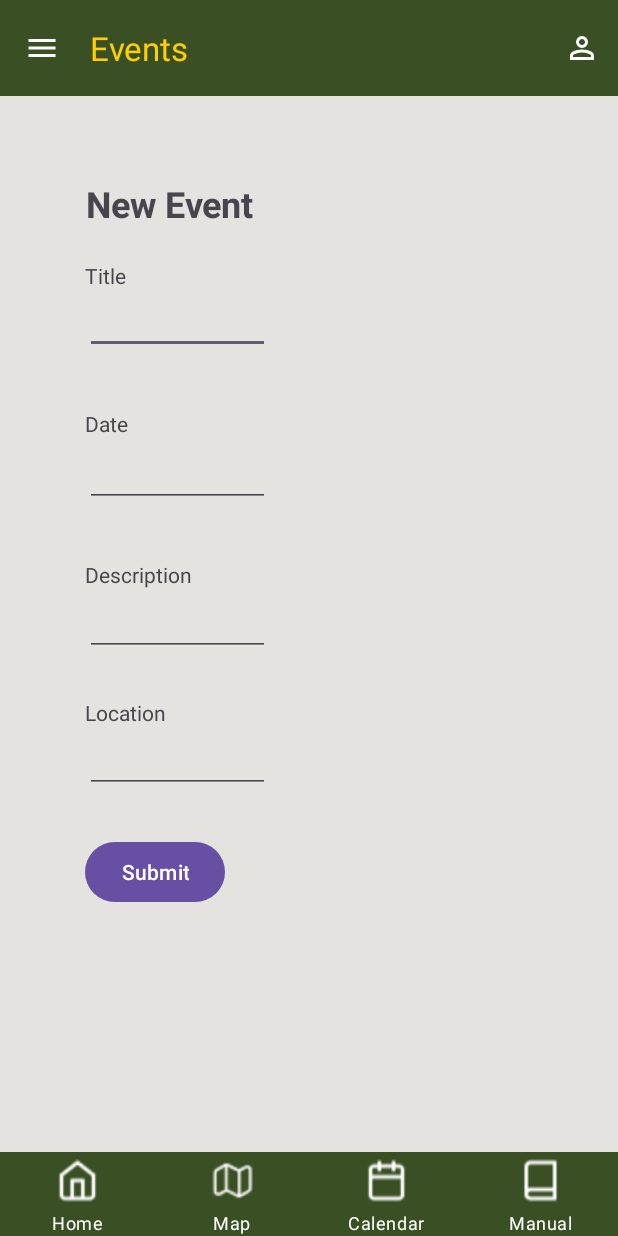
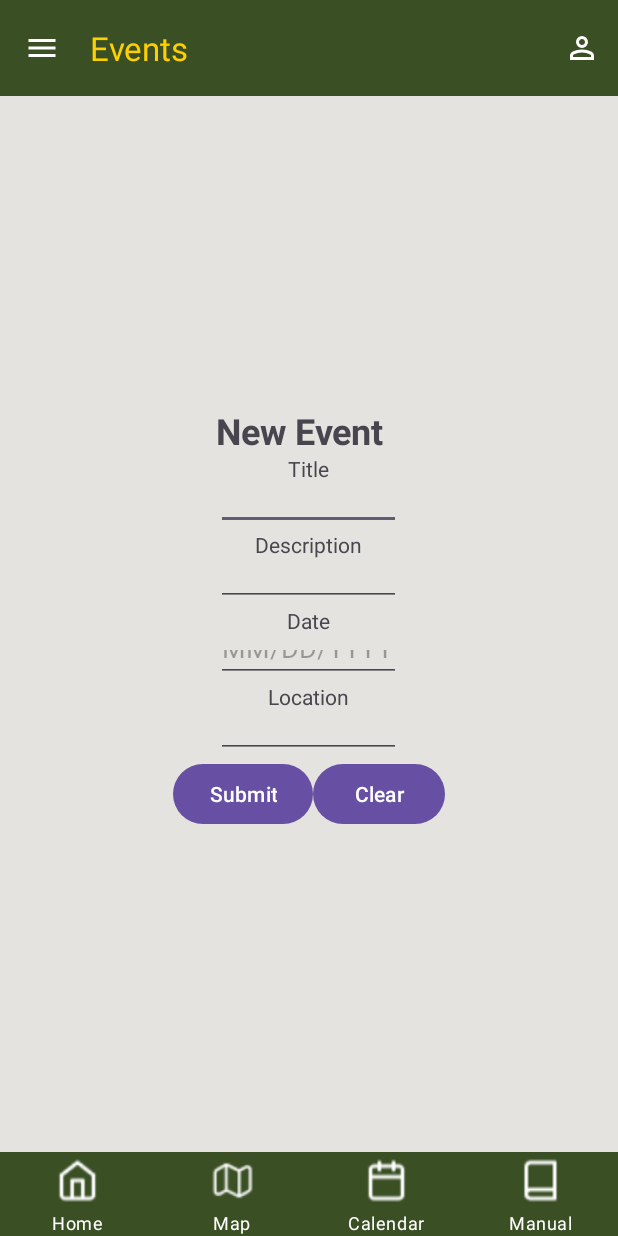
Before and after one commit to Soljira/Student-Handbook-App, an Android app built with Jetpack Compose: the AddUserEvent screen opened directly, with no data from a screen before it, on a phone screen of 412 x 824 dp. Run offline under Robolectric (Android 15) with nearby library versions, the phone set to English and light mode, and no system bars; our stand-ins replace Firebase (no records; nobody signed in at launch, a user with empty details on screens opened directly).

Commit message:
Add clear button for AddUserEvent

```diff
--- a/app/src/main/java/com/example/studenthandbookapp/event/AddUserEvent.kt
+++ b/app/src/main/java/com/example/studenthandbookapp/event/AddUserEvent.kt
@@ -1,6 +1,8 @@
 package com.example.studenthandbookapp.event
 
 import android.os.Bundle
+import android.widget.Button
+import android.widget.EditText
 import androidx.activity.enableEdgeToEdge
 import androidx.appcompat.app.AppCompatActivity
 import androidx.drawerlayout.widget.DrawerLayout
@@ -28,6 +30,20 @@ class AddUserEvent : AppCompatActivity() {
         enableEdgeToEdge()
         setContentView(R.layout.activity_add_user_event)
         initializeNavigationStuff()
+
+        val btnClear = findViewById<Button>(R.id.clearBtn)
+
+        btnClear.setOnClickListener {
+            val titleEditText = findViewById<EditText>(R.id.title)
+            val descriptionEditText = findViewById<EditText>(R.id.eventDesc)
+            val dateEditText = findViewById<EditText>(R.id.addDate)
+            val locationEditText = findViewById<EditText>(R.id.location)
+
+            titleEditText.text.clear()
+            descriptionEditText.text.clear()
+            dateEditText.text.clear()
+            locationEditText.text.clear()
+        }
 
         // TODO: Bale gagawin mo, kukunin mo ng laman ng mga text sa lahat ng edittext
         // TODO: Gumawa na ako ng script para i-add na sa firestore ung entered data. palitan mo nalng ung ipopoint ko
--- a/app/src/main/res/layout/activity_add_user_event.xml
+++ b/app/src/main/res/layout/activity_add_user_event.xml
@@ -32,125 +32,93 @@
             app:titleTextColor="@color/phinmaYellow" />
         <!--      ^^^  FORBIDDEN ZONE^^^^^-->
 
+        <LinearLayout
+            android:layout_width="match_parent"
+            android:layout_height="wrap_content"
+            android:orientation="vertical"
+            android:gravity="center"
+            app:layout_constraintBottom_toBottomOf="parent"
+            app:layout_constraintEnd_toEndOf="parent"
+            app:layout_constraintHorizontal_bias="0.5"
+            app:layout_constraintStart_toStartOf="parent"
+            app:layout_constraintTop_toTopOf="parent"
+            app:layout_constraintVertical_bias="0.5">
+
             <TextView
                 android:id="@+id/textView3"
                 android:layout_width="124dp"
                 android:layout_height="32dp"
                 android:text="New Event"
                 android:textSize="24sp"
-            android:textStyle="bold"
-            app:layout_constraintBottom_toBottomOf="parent"
-            app:layout_constraintEnd_toEndOf="parent"
-            app:layout_constraintHorizontal_bias="0.198"
-            app:layout_constraintStart_toStartOf="parent"
-            app:layout_constraintTop_toTopOf="parent"
-            app:layout_constraintVertical_bias="0.151" />
+                android:textStyle="bold"/>
 
             <TextView
-            android:id="@+id/title"
                 android:layout_width="wrap_content"
                 android:layout_height="wrap_content"
-            android:text="Title"
-            app:layout_constraintBottom_toBottomOf="parent"
-            app:layout_constraintEnd_toEndOf="parent"
-            app:layout_constraintHorizontal_bias="0.148"
-            app:layout_constraintStart_toStartOf="parent"
-            app:layout_constraintTop_toTopOf="parent"
-            app:layout_constraintVertical_bias="0.216" />
+                android:text="Title" />
 
             <EditText
+                android:id="@+id/title"
+                android:layout_width="123dp"
+                android:layout_height="31dp"/>
+
+            <TextView
+                android:layout_width="wrap_content"
+                android:layout_height="wrap_content"
+                android:text="Description"/>
+
+            <EditText
+                android:id="@+id/eventDesc"
+                android:layout_width="123dp"
+                android:layout_height="31dp"/>
+
+            <TextView
+                android:layout_width="wrap_content"
+                android:layout_height="wrap_content"
+                android:text="Date"/>
+
+            <EditText
+                android:id="@+id/addDate"
                 android:layout_width="123dp"
                 android:layout_height="31dp"
-            app:layout_constraintBottom_toBottomOf="parent"
-            app:layout_constraintEnd_toEndOf="parent"
-            app:layout_constraintHorizontal_bias="0.197"
-            app:layout_constraintStart_toStartOf="parent"
-            app:layout_constraintTop_toTopOf="parent"
-            app:layout_constraintVertical_bias="0.258" />
+                android:inputType="date"
+                android:hint="MM/DD/YYYY" />
 
             <TextView
-            android:id="@+id/eventDesc"
                 android:layout_width="wrap_content"
                 android:layout_height="wrap_content"
-            android:text="Description"
-            app:layout_constraintBottom_toBottomOf="parent"
-            app:layout_constraintEnd_toEndOf="parent"
-            app:layout_constraintHorizontal_bias="0.167"
-            app:layout_constraintStart_toStartOf="parent"
-            app:layout_constraintTop_toTopOf="parent"
-            app:layout_constraintVertical_bias="0.464" />
+                android:text="Location" />
 
             <EditText
+                android:id="@+id/location"
                 android:layout_width="123dp"
-            android:layout_height="31dp"
-            app:layout_constraintBottom_toBottomOf="parent"
-            app:layout_constraintEnd_toEndOf="parent"
-            app:layout_constraintHorizontal_bias="0.197"
-            app:layout_constraintStart_toStartOf="parent"
-            app:layout_constraintTop_toTopOf="parent"
-            app:layout_constraintVertical_bias="0.512" />
+                android:layout_height="31dp" />
 
-        <TextView
-            android:id="@+id/addDate"
-            android:layout_width="wrap_content"
+            <LinearLayout
+                android:layout_width="match_parent"
                 android:layout_height="wrap_content"
-            android:text="Date"
-            app:layout_constraintBottom_toBottomOf="parent"
-            app:layout_constraintEnd_toEndOf="parent"
-            app:layout_constraintHorizontal_bias="0.148"
-            app:layout_constraintStart_toStartOf="parent"
-            app:layout_constraintTop_toTopOf="parent"
-            app:layout_constraintVertical_bias="0.339" />
-
-        <EditText
-            android:id="@+id/editText2"
-            android:layout_width="123dp"
-            android:layout_height="31dp"
-            app:layout_constraintBottom_toBottomOf="parent"
-            app:layout_constraintEnd_toEndOf="parent"
-            app:layout_constraintHorizontal_bias="0.197"
-            app:layout_constraintStart_toStartOf="parent"
-            app:layout_constraintTop_toTopOf="parent"
-            app:layout_constraintVertical_bias="0.387" />
-
-        <TextView
-            android:id="@+id/location"
-            android:layout_width="wrap_content"
-            android:layout_height="wrap_content"
-            android:text="Location"
-            app:layout_constraintBottom_toBottomOf="parent"
-            app:layout_constraintEnd_toEndOf="parent"
-            app:layout_constraintHorizontal_bias="0.159"
-            app:layout_constraintStart_toStartOf="parent"
-            app:layout_constraintTop_toTopOf="parent"
-            app:layout_constraintVertical_bias="0.578" />
-
-        <EditText
-            android:id="@+id/editText"
-            android:layout_width="123dp"
-            android:layout_height="31dp"
-            app:layout_constraintBottom_toBottomOf="parent"
-            app:layout_constraintEnd_toEndOf="parent"
-            app:layout_constraintHorizontal_bias="0.197"
-            app:layout_constraintStart_toStartOf="parent"
-            app:layout_constraintTop_toTopOf="parent"
-            app:layout_constraintVertical_bias="0.627" />
+                android:gravity="center"
+                android:orientation="horizontal" >
 
                 <Button
                     android:id="@+id/subBtn"
                     android:layout_width="wrap_content"
                     android:layout_height="wrap_content"
-            android:text="Submit"
-            app:layout_constraintBottom_toBottomOf="parent"
-            app:layout_constraintEnd_toEndOf="parent"
-            app:layout_constraintHorizontal_bias="0.177"
-            app:layout_constraintStart_toStartOf="parent"
-            app:layout_constraintTop_toTopOf="parent"
-            app:layout_constraintVertical_bias="0.718" />
+                    android:text="Submit" />
+
+                <Button
+                    android:id="@+id/clearBtn"
+                    android:layout_width="wrap_content"
+                    android:layout_height="wrap_content"
+                    android:text="Clear" />
+
+
+            </LinearLayout>
+
+        </LinearLayout>
+
 
         <!--  vvvvv      FORBIDDEN ZONE   vvvvvvvvvvvv-->
-
-
 
 
         <com.google.android.material.bottomnavigation.BottomNavigationView
@@ -167,8 +135,6 @@
             app:layout_constraintVertical_bias="1.0" />
 
 
-
-
     </androidx.constraintlayout.widget.ConstraintLayout>
 
 
```
Lines whose indentation alone changed are shown as unchanged.
